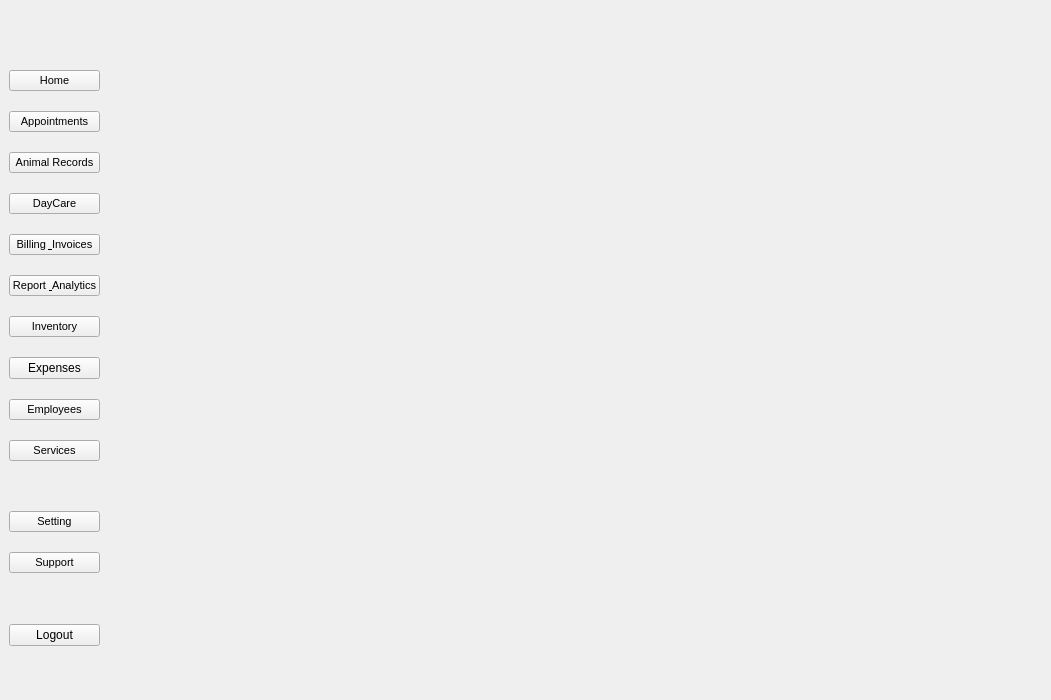
The window that MainUI.ui (ASNaeem/Simple-VCMS) describes before a commit, drawn with Qt 5.
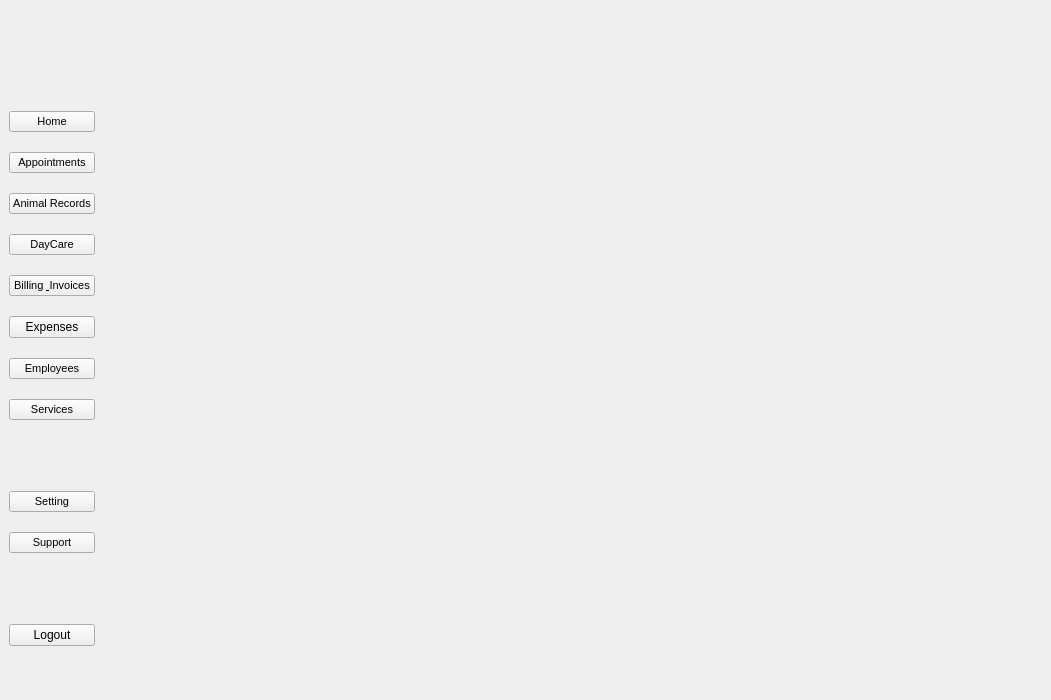
The same window after the commit. Icons and pictures are not drawn.

The edit to the form file:
```diff
--- a/MainUI.ui
+++ b/MainUI.ui
@@ -16,7 +16,7 @@
   <widget class="QWidget" name="centralwidget">
    <layout class="QGridLayout" name="gridLayout_2">
     <item row="0" column="0">
-     <layout class="QGridLayout" name="gridLayout" rowstretch="0,0,0,0,0,0,0,0,0,0,0,0,0,0,0,0,0,0">
+     <layout class="QGridLayout" name="gridLayout" rowstretch="0,0,0,0,0,0,0,0,0,0,0,0,0,0,0,0">
       <property name="leftMargin">
        <number>0</number>
       </property>
@@ -33,7 +33,20 @@
        <number>20</number>
       </property>
       <item row="11" column="0">
-       <widget class="QPushButton" name="button_employees">
+       <spacer name="verticalSpacer_3">
+        <property name="orientation">
+         <enum>Qt::Vertical</enum>
+        </property>
+        <property name="sizeHint" stdset="0">
+         <size>
+          <width>20</width>
+          <height>40</height>
+         </size>
+        </property>
+       </spacer>
+      </item>
+      <item row="13" column="0">
+       <widget class="QPushButton" name="button_support">
         <property name="font">
          <font>
           <family>Tahoma</family>
@@ -43,7 +56,7 @@
          </font>
         </property>
         <property name="text">
-         <string>Employees</string>
+         <string>Support</string>
         </property>
        </widget>
       </item>
@@ -60,8 +73,8 @@
         </property>
        </spacer>
       </item>
-      <item row="12" column="0">
-       <widget class="QPushButton" name="button_services">
+      <item row="9" column="0">
+       <widget class="QPushButton" name="button_employees">
         <property name="font">
          <font>
           <family>Tahoma</family>
@@ -71,50 +84,7 @@
          </font>
         </property>
         <property name="text">
-         <string>Services</string>
-        </property>
-       </widget>
-      </item>
-      <item row="13" column="0">
-       <spacer name="verticalSpacer_3">
-        <property name="orientation">
-         <enum>Qt::Vertical</enum>
-        </property>
-        <property name="sizeHint" stdset="0">
-         <size>
-          <width>20</width>
-          <height>40</height>
-         </size>
-        </property>
-       </spacer>
-      </item>
-      <item row="8" column="0">
-       <widget class="QPushButton" name="button_analytics">
-        <property name="font">
-         <font>
-          <family>Tahoma</family>
-          <pointsize>8</pointsize>
-          <weight>50</weight>
-          <bold>false</bold>
-         </font>
-        </property>
-        <property name="text">
-         <string>Report &amp; Analytics</string>
-        </property>
-       </widget>
-      </item>
-      <item row="5" column="0">
-       <widget class="QPushButton" name="button_animal">
-        <property name="font">
-         <font>
-          <family>Tahoma</family>
-          <pointsize>8</pointsize>
-          <weight>50</weight>
-          <bold>false</bold>
-         </font>
-        </property>
-        <property name="text">
-         <string>Animal Records</string>
+         <string>Employees</string>
         </property>
        </widget>
       </item>
@@ -137,23 +107,15 @@
         </property>
        </widget>
       </item>
-      <item row="7" column="0">
-       <widget class="QPushButton" name="button_billing">
-        <property name="font">
-         <font>
-          <family>Tahoma</family>
-          <pointsize>8</pointsize>
-          <weight>50</weight>
-          <bold>false</bold>
-         </font>
-        </property>
+      <item row="8" column="0">
+       <widget class="QPushButton" name="button_expenses">
         <property name="text">
-         <string>Billing &amp; Invoices</string>
+         <string>Expenses</string>
         </property>
        </widget>
       </item>
-      <item row="14" column="0">
-       <widget class="QPushButton" name="button_setting">
+      <item row="5" column="0">
+       <widget class="QPushButton" name="button_animal">
         <property name="font">
          <font>
           <family>Tahoma</family>
@@ -163,57 +125,7 @@
          </font>
         </property>
         <property name="text">
-         <string>Setting</string>
-        </property>
-       </widget>
-      </item>
-      <item row="17" column="0">
-       <widget class="QPushButton" name="button_logout">
-        <property name="text">
-         <string>Logout</string>
-        </property>
-       </widget>
-      </item>
-      <item row="16" column="0">
-       <spacer name="verticalSpacer_2">
-        <property name="orientation">
-         <enum>Qt::Vertical</enum>
-        </property>
-        <property name="sizeHint" stdset="0">
-         <size>
-          <width>20</width>
-          <height>40</height>
-         </size>
-        </property>
-       </spacer>
-      </item>
-      <item row="9" column="0">
-       <widget class="QPushButton" name="button_inventory">
-        <property name="font">
-         <font>
-          <family>Tahoma</family>
-          <pointsize>8</pointsize>
-          <weight>50</weight>
-          <bold>false</bold>
-         </font>
-        </property>
-        <property name="text">
-         <string>Inventory</string>
-        </property>
-       </widget>
-      </item>
-      <item row="4" column="0">
-       <widget class="QPushButton" name="button_appointments">
-        <property name="font">
-         <font>
-          <family>Tahoma</family>
-          <pointsize>8</pointsize>
-          <weight>50</weight>
-          <bold>false</bold>
-         </font>
-        </property>
-        <property name="text">
-         <string>Appointments</string>
+         <string>Animal Records</string>
         </property>
        </widget>
       </item>
@@ -232,15 +144,30 @@
         </property>
        </widget>
       </item>
-      <item row="10" column="0">
-       <widget class="QPushButton" name="button_expenses">
+      <item row="4" column="0">
+       <widget class="QPushButton" name="button_appointments">
+        <property name="font">
+         <font>
+          <family>Tahoma</family>
+          <pointsize>8</pointsize>
+          <weight>50</weight>
+          <bold>false</bold>
+         </font>
+        </property>
         <property name="text">
-         <string>Expenses</string>
+         <string>Appointments</string>
         </property>
        </widget>
       </item>
       <item row="15" column="0">
-       <widget class="QPushButton" name="button_support">
+       <widget class="QPushButton" name="button_logout">
+        <property name="text">
+         <string>Logout</string>
+        </property>
+       </widget>
+      </item>
+      <item row="10" column="0">
+       <widget class="QPushButton" name="button_services">
         <property name="font">
          <font>
           <family>Tahoma</family>
@@ -250,10 +177,38 @@
          </font>
         </property>
         <property name="text">
-         <string>Support</string>
+         <string>Services</string>
         </property>
        </widget>
       </item>
+      <item row="12" column="0">
+       <widget class="QPushButton" name="button_setting">
+        <property name="font">
+         <font>
+          <family>Tahoma</family>
+          <pointsize>8</pointsize>
+          <weight>50</weight>
+          <bold>false</bold>
+         </font>
+        </property>
+        <property name="text">
+         <string>Setting</string>
+        </property>
+       </widget>
+      </item>
+      <item row="14" column="0">
+       <spacer name="verticalSpacer_2">
+        <property name="orientation">
+         <enum>Qt::Vertical</enum>
+        </property>
+        <property name="sizeHint" stdset="0">
+         <size>
+          <width>20</width>
+          <height>40</height>
+         </size>
+        </property>
+       </spacer>
+      </item>
       <item row="2" column="0">
        <spacer name="verticalSpacer_4">
         <property name="orientation">
@@ -267,6 +222,21 @@
         </property>
        </spacer>
       </item>
+      <item row="7" column="0">
+       <widget class="QPushButton" name="button_billing">
+        <property name="font">
+         <font>
+          <family>Tahoma</family>
+          <pointsize>8</pointsize>
+          <weight>50</weight>
+          <bold>false</bold>
+         </font>
+        </property>
+        <property name="text">
+         <string>Billing &amp; Invoices</string>
+        </property>
+       </widget>
+      </item>
      </layout>
     </item>
     <item row="0" column="1">
```
